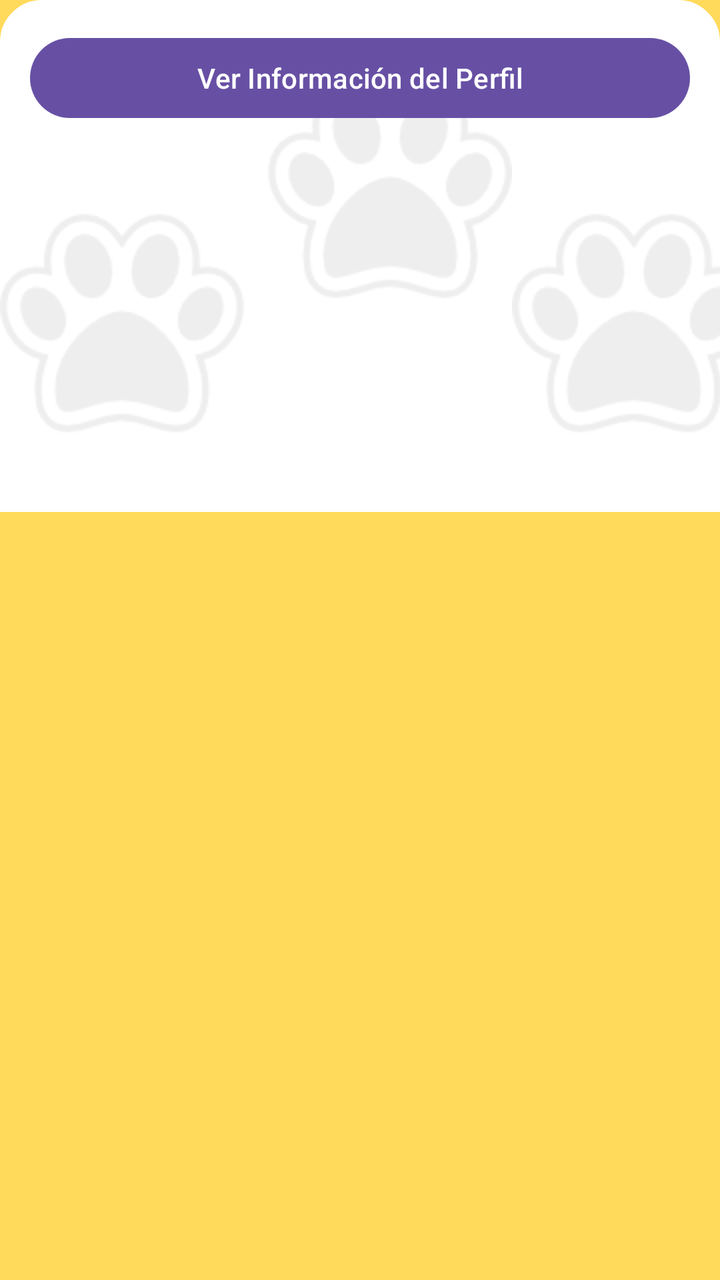
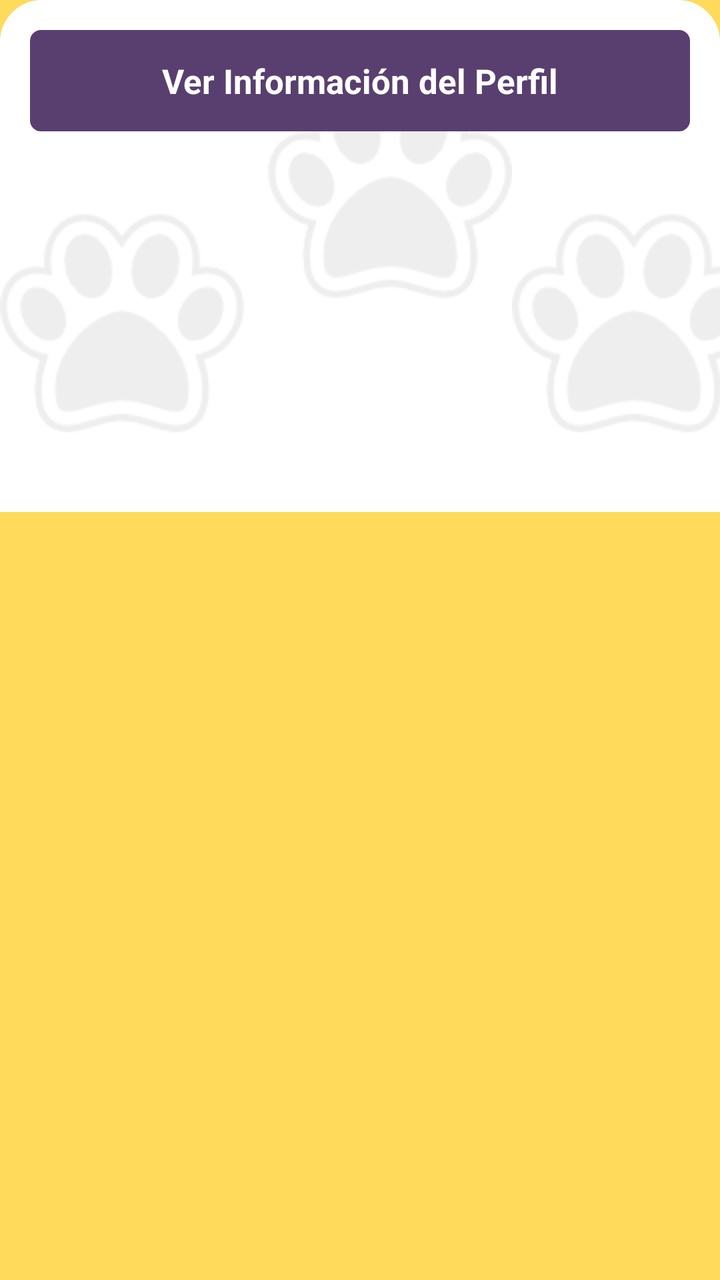

Before-and-after screenshots of an Android layout around one commit, followed by the original layout XML and the change that was made.
<!-- AndroidManifest.xml: application theme Theme.TIC_PV -->
<!-- res/layout/activity_menu_adoptante.xml -->
<?xml version="1.0" encoding="utf-8"?>
<ScrollView xmlns:android="http://schemas.android.com/apk/res/android"
    xmlns:app="http://schemas.android.com/apk/res-auto"
    xmlns:tools="http://schemas.android.com/tools"
    android:id="@+id/main"
    android:layout_width="match_parent"
    android:layout_height="match_parent"
    android:background="@color/yellow"
    tools:context=".Vista.MenuAdoptanteActivity">

    <RelativeLayout
        android:layout_width="match_parent"
        android:layout_height="match_parent"
        android:background="@drawable/bordes_fragment"
        android:padding="15dp">

        <Button
            android:layout_width="match_parent"
            android:layout_height="wrap_content"
            android:text="Ver Información del Perfil"
            android:id="@+id/btnVerPerfilAdop"/>

    </RelativeLayout>

</ScrollView>
<!-- resources referenced by this layout -->
<resources>
  <color name="yellow">#ffda5b</color>
  <!-- drawable bordes_fragment (drawable) -->
  <?xml version="1.0" encoding="utf-8"?>
  <layer-list xmlns:android="http://schemas.android.com/apk/res/android">
  
      
      <item>
          <shape android:shape="rectangle">
              <solid android:color="#FFFFFF" />
  
              
              <corners
                  android:topLeftRadius="20dp"
                  android:topRightRadius="20dp" />
  
              <stroke
                  android:width="2dp"
                  android:color="#FFFFFF" />
          </shape>
      </item>
  
      
      <item>
          <bitmap
              android:src="@drawable/huellitas"
              android:tileMode="repeat"
              android:gravity="center"
              android:tint="@android:color/darker_gray"
              android:alpha="0.2"/> 
      </item>
  
  </layer-list>
  <style name="Theme.TIC_PV" parent="Base.Theme.TIC_PV" />
  <!-- drawable huellitas: png bitmap (drawable, 6949 bytes) -->
  <style name="Base.Theme.TIC_PV" parent="Theme.Material3.DayNight.NoActionBar">
          
          
  
  
  
  
  
  
  
  
      </style>
</resources>

<!-- the commit's change to res/layout/activity_menu_adoptante.xml (unified diff, before → after) -->
@@ -14,11 +14,27 @@
         android:background="@drawable/bordes_fragment"
         android:padding="15dp">
 
-        <Button
+        <LinearLayout
             android:layout_width="match_parent"
             android:layout_height="wrap_content"
-            android:text="Ver Información del Perfil"
-            android:id="@+id/btnVerPerfilAdop"/>
+            android:id="@+id/btnVerPerfilAdop"
+            android:background="@drawable/border"
+            android:backgroundTint="@color/lila"
+            android:clickable="true"
+            android:focusable="true"
+            android:foreground="?android:attr/selectableItemBackground"
+            android:gravity="center"
+            android:orientation="horizontal"
+            android:padding="14dp">
+
+            <TextView
+                android:layout_width="wrap_content"
+                android:layout_height="wrap_content"
+                android:text="Ver Información del Perfil"
+                android:textColor="@color/white"
+                android:textSize="17sp"
+                android:textStyle="bold" />
+        </LinearLayout>
 
     </RelativeLayout>
 
<!-- resource entries referenced after the edit -->
@@ -1,6 +1,20 @@
 <!-- resources referenced by this layout -->
 <resources>
+  <color name="lila">#593f6f</color>
+  <color name="white">#FFFFFFFF</color>
   <color name="yellow">#ffda5b</color>
+  <!-- drawable border (drawable) -->
+  <?xml version="1.0" encoding="utf-8"?>
+  <shape xmlns:android="http://schemas.android.com/apk/res/android">
+      
+      <solid android:color="#FFFFFF"/>
+  
+      
+      <stroke android:width="1dp" android:color="#AAAAAA"/>
+  
+      
+      <corners android:radius="5dp"/>
+  </shape>
   <!-- drawable bordes_fragment (drawable) -->
   <?xml version="1.0" encoding="utf-8"?>
   <layer-list xmlns:android="http://schemas.android.com/apk/res/android">
